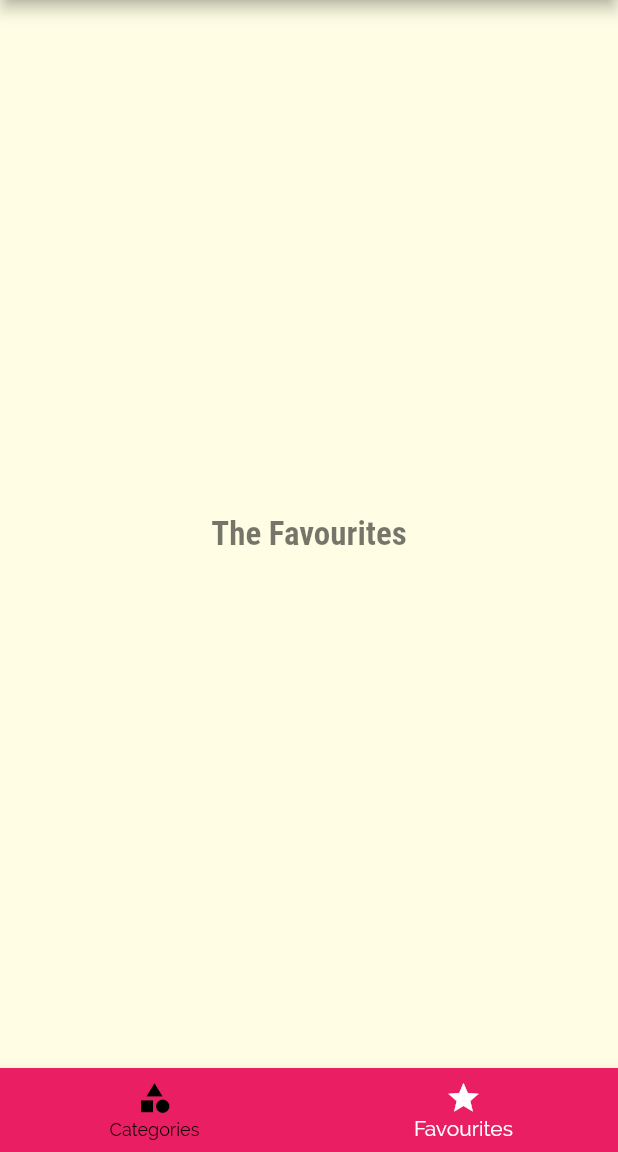
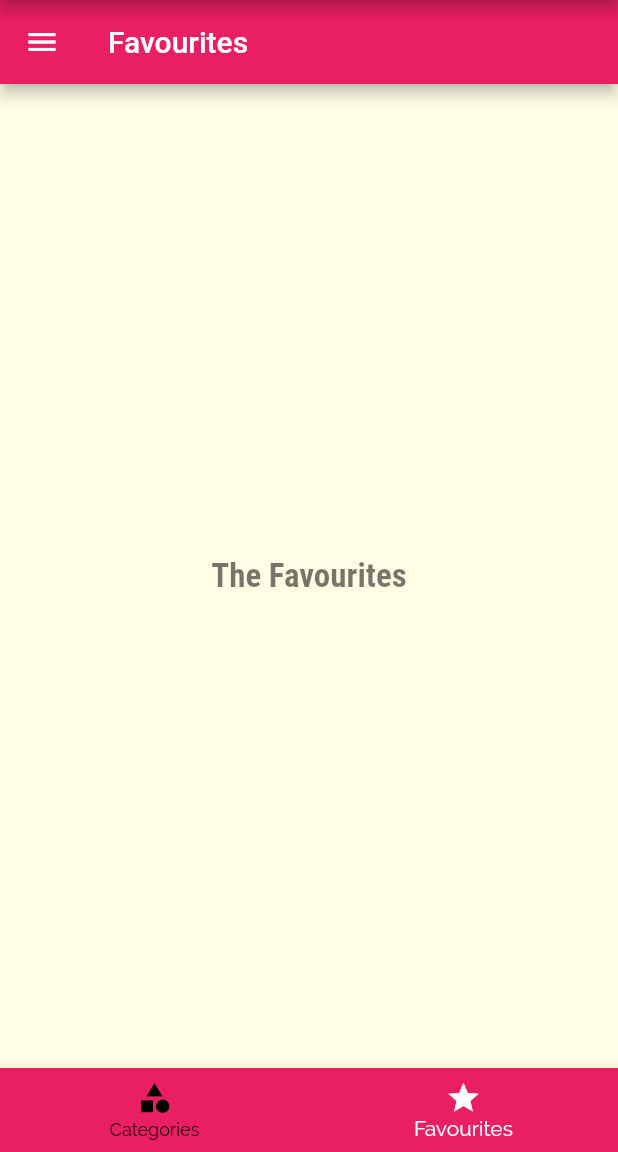
Before and after one commit to anwin-kp/Food_App, a Flutter app: the screen it shows after launch, item 2 of the bottom bar chosen, on a phone screen of 412 x 824 dp, the part 84-1236 px from its top. Run offline on Flutter 3.47's test engine with Material 2 defaults, Android fonts, the phone set to English and light mode, and no system bars; our stand-ins replace font_awesome_flutter.

Commit message:
Side Dradwer

```diff
--- a/lib/main.dart
+++ b/lib/main.dart
@@ -1,6 +1,7 @@
 import 'package:flutter/material.dart';
+
+import './screens/favourites_screen.dart';
 import './screens/filter_sceen.dart';
-
 import './screens/tabs_screen.dart';
 import './screens/meal_detail_screen.dart';
 import './screens/categories_screen.dart';
@@ -42,6 +43,7 @@ class MyApp extends StatelessWidget {
         CategoryMealsScreen.routeName: (ctx) => CategoryMealsScreen(),
         MealDetailScreen.routeName: (ctx) => MealDetailScreen(),
         FilterScreen.routeName: (ctx) => FilterScreen(),
+        FavouritesScreen.routeName: (cxt) => FavouritesScreen(),
       },
       onGenerateRoute: (settings) {
         print(settings.arguments);
--- a/lib/screens/favourites_screen.dart
+++ b/lib/screens/favourites_screen.dart
@@ -1,12 +1,20 @@
 import 'package:flutter/material.dart';
+import '../widgets/main_drawer.dart';
 
 class FavouritesScreen extends StatelessWidget {
+  static const routeName = '/favourites-screen';
   @override
   Widget build(BuildContext context) {
-    return Center(
-      child: Text(
-        'The Favourites',
-        style: Theme.of(context).textTheme.displayLarge,
+    return Scaffold(
+      appBar: AppBar(
+        title: Text('Favourites'),
+      ),
+      drawer: MainDrawer(),
+      body: Center(
+        child: Text(
+          'The Favourites',
+          style: Theme.of(context).textTheme.displayLarge,
+        ),
       ),
     );
   }
--- a/lib/screens/filter_sceen.dart
+++ b/lib/screens/filter_sceen.dart
@@ -1,8 +1,5 @@
 import 'package:flutter/material.dart';
-import 'package:flutter/src/foundation/key.dart';
-import 'package:flutter/src/widgets/container.dart';
-import 'package:flutter/src/widgets/framework.dart';
-import 'package:flutter/widgets.dart';
+import '../widgets/main_drawer.dart';
 
 class FilterScreen extends StatelessWidget {
   static const routeName = '/filters';
@@ -12,6 +9,7 @@ class FilterScreen extends StatelessWidget {
       appBar: AppBar(
         title: Text('Your Filters'),
       ),
+      drawer: MainDrawer(),
       body: Center(
         child: Text('Filters!'),
       ),
```
Also changed, not shown: lib/screens/meal_detail_screen.dart (+10 -2 lines), lib/widgets/main_drawer.dart (+6 -3 lines), lib/widgets/meal_item.dart (+8 -4 lines).
